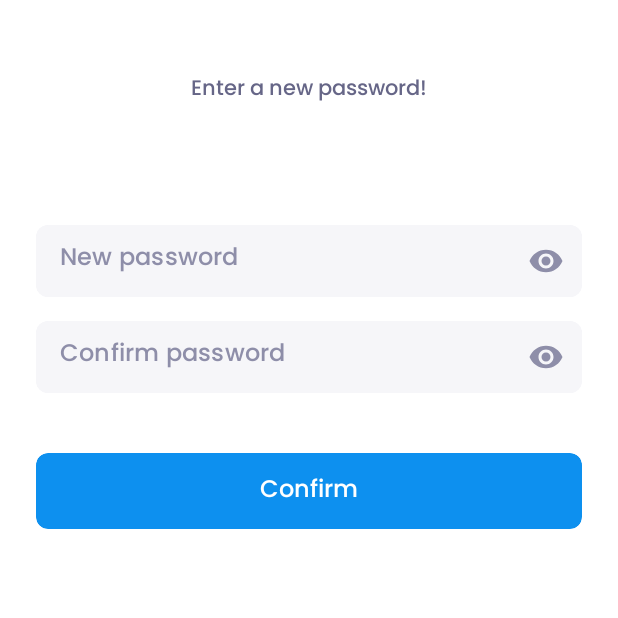
After one commit to mustafo898/baqlajon, an Android app: the fragment ResetFragment shown on its own in the app's theme, on a phone screen of 412 x 824 dp, the top half of it. The commit adds this screen. Run offline under Robolectric (Android 15) with nearby library versions, the phone set to English and light mode, and no system bars; our stand-ins replace data binding.

Commit message:
forgot password UI is done

```diff
--- /dev/null
+++ b/app/src/main/java/uz/rounded/baqlajon/presentation/ui/start/auth/forgot_password/ResetFragment.kt
@@ -0,0 +1,73 @@
+package uz.rounded.baqlajon.presentation.ui.start.auth.forgot_password
+
+import android.os.Bundle
+import android.view.LayoutInflater
+import android.view.View
+import android.view.ViewGroup
+import androidx.core.widget.addTextChangedListener
+import uz.rounded.baqlajon.R
+import uz.rounded.baqlajon.core.extensions.getColor
+import uz.rounded.baqlajon.core.extensions.gone
+import uz.rounded.baqlajon.core.extensions.navigate
+import uz.rounded.baqlajon.core.extensions.visible
+import uz.rounded.baqlajon.core.utils.SharedPreference
+import uz.rounded.baqlajon.databinding.FragmentResetBinding
+import uz.roundedllc.tmkeld.presentation.BaseFragment
+import javax.inject.Inject
+
+class ResetFragment : BaseFragment<FragmentResetBinding>() {
+    override fun createBinding(
+        inflater: LayoutInflater, container: ViewGroup?
+    ): FragmentResetBinding = FragmentResetBinding.inflate(inflater)
+
+    private var password = ""
+    private var confirmPassword = ""
+
+    @Inject
+    lateinit var shared: SharedPreference
+
+    override fun created(view: View, savedInstanceState: Bundle?) {
+
+        listener()
+    }
+
+    private fun validation(): Boolean {
+        return if (password.matches(".*[A-Za-z@#\$%^_\\d].*".toRegex()) && password.length >= 8 && password == confirmPassword) {
+            binding.next.cardView.setCardBackgroundColor(
+                getColor(
+                    requireContext(), R.color.main_blue
+                )
+            )
+            binding.rule.gone()
+            binding.next.cardView.isClickable = true
+            binding.next.cardView.setOnClickListener {
+                navigate(R.id.homeFragment)
+            }
+            true
+        } else {
+            binding.next.cardView.setCardBackgroundColor(
+                getColor(
+                    requireContext(), R.color.button_disabled
+                )
+            )
+            binding.rule.visible()
+            binding.rule.text = getString(R.string.password_rule)
+            binding.next.cardView.isClickable = false
+            false
+        }
+    }
+
+    private fun listener() {
+        binding.newPassword.addTextChangedListener {
+            password = it.toString()
+            shared.password = password
+            validation()
+        }
+
+        binding.confirmPassword.addTextChangedListener {
+            confirmPassword = it.toString()
+
+            validation()
+        }
+    }
+}
--- a/app/src/main/java/uz/rounded/baqlajon/presentation/ui/start/auth/login/LoginFragment.kt
+++ b/app/src/main/java/uz/rounded/baqlajon/presentation/ui/start/auth/login/LoginFragment.kt
@@ -32,6 +32,9 @@ class LoginFragment : BaseFragment<FragmentLoginBinding>() {
         binding.signUp.setOnClickListener {
             navigate(R.id.action_loginFragment_to_registrationFragment)
         }
+        binding.forgotPassword.setOnClickListener {
+            navigate(R.id.action_loginFragment_to_forgotPasswordFragment)
+        }
     }
 
 }
--- a/app/src/main/res/layout/fragment_login.xml
+++ b/app/src/main/res/layout/fragment_login.xml
@@ -57,8 +57,8 @@
                         android:layout_height="match_parent"
                         android:background="@color/grey7"
                         android:fontFamily="@font/regular_400"
+                        android:gravity="center_vertical"
                         android:hint="@string/password"
-                        android:gravity="center_vertical"
                         android:inputType="textPassword"
                         android:paddingHorizontal="16dp"
                         android:paddingVertical="12dp"
@@ -107,9 +107,9 @@
 
             <TextView
                 android:id="@+id/sign_up"
-                android:layout_marginStart="8dp"
                 android:layout_width="wrap_content"
                 android:layout_height="wrap_content"
+                android:layout_marginStart="8dp"
                 android:fontFamily="@font/medium_500"
                 android:text="@string/sign_up"
                 android:textColor="@color/blue"
--- /dev/null
+++ b/app/src/main/res/layout/fragment_reset.xml
@@ -0,0 +1,136 @@
+<?xml version="1.0" encoding="utf-8"?>
+<layout xmlns:android="http://schemas.android.com/apk/res/android"
+    xmlns:app="http://schemas.android.com/apk/res-auto"
+    xmlns:tools="http://schemas.android.com/tools">
+
+    <LinearLayout
+        android:layout_width="match_parent"
+        android:layout_height="match_parent"
+        android:background="@color/white"
+        android:orientation="vertical"
+        android:padding="24dp"
+        tools:context=".presentation.ui.start.auth.forgot_password.ResetFragment">
+
+        <TextView
+            android:id="@+id/number"
+            android:layout_width="match_parent"
+            android:layout_height="wrap_content"
+            android:layout_marginHorizontal="40dp"
+            android:layout_marginTop="24dp"
+            android:fontFamily="@font/poppins_500"
+            android:gravity="center"
+            android:lineHeight="21dp"
+            android:text="Enter a new password!"
+            android:textColor="@color/grey1"
+            android:textSize="14sp" />
+
+        <com.google.android.material.card.MaterialCardView
+            android:layout_width="match_parent"
+            android:layout_height="48dp"
+            android:layout_marginTop="78dp"
+            app:cardBackgroundColor="@color/grey7"
+            app:cardCornerRadius="8dp"
+            app:cardElevation="0dp">
+
+            <LinearLayout
+                android:layout_width="match_parent"
+                android:layout_height="match_parent"
+                android:gravity="center_vertical"
+                android:orientation="horizontal">
+
+                <com.google.android.material.textfield.TextInputLayout
+                    android:layout_width="match_parent"
+                    android:layout_height="wrap_content"
+                    app:boxStrokeWidth="0dp"
+                    app:boxStrokeWidthFocused="0dp"
+                    app:hintAnimationEnabled="false"
+                    app:hintEnabled="false"
+                    app:passwordToggleEnabled="true"
+                    app:passwordToggleTint="@color/grey2">
+
+                    <EditText
+                        android:id="@+id/new_password"
+                        android:layout_width="match_parent"
+                        android:layout_height="match_parent"
+                        android:background="@color/grey7"
+                        android:fontFamily="@font/poppins_500"
+                        android:gravity="center_vertical"
+                        android:hint="@string/new_password"
+                        android:inputType="textPassword"
+                        android:lineHeight="24dp"
+                        android:paddingHorizontal="16dp"
+                        android:paddingVertical="12dp"
+                        android:textColor="@color/black1"
+                        android:textColorHint="@color/grey2"
+                        android:textSize="16sp" />
+                </com.google.android.material.textfield.TextInputLayout>
+
+            </LinearLayout>
+
+        </com.google.android.material.card.MaterialCardView>
+
+        <com.google.android.material.card.MaterialCardView
+            android:layout_width="match_parent"
+            android:layout_height="48dp"
+            android:layout_marginTop="16dp"
+            app:cardBackgroundColor="@color/grey7"
+            app:cardCornerRadius="8dp"
+            app:cardElevation="0dp">
+
+            <LinearLayout
+                android:layout_width="match_parent"
+                android:layout_height="match_parent"
+                android:gravity="center_vertical"
+                android:orientation="horizontal">
+
+                <com.google.android.material.textfield.TextInputLayout
+                    android:layout_width="match_parent"
+                    android:layout_height="wrap_content"
+                    app:boxStrokeWidth="0dp"
+                    app:boxStrokeWidthFocused="0dp"
+                    app:hintAnimationEnabled="false"
+                    app:hintEnabled="false"
+                    app:passwordToggleEnabled="true"
+                    app:passwordToggleTint="@color/grey2">
+
+                    <EditText
+                        android:id="@+id/confirm_password"
+                        android:layout_width="match_parent"
+                        android:layout_height="match_parent"
+                        android:background="@color/grey7"
+                        android:fontFamily="@font/poppins_500"
+                        android:gravity="center_vertical"
+                        android:hint="@string/confirm_password"
+                        android:inputType="textPassword"
+                        android:lineHeight="24dp"
+                        android:paddingHorizontal="16dp"
+                        android:paddingVertical="12dp"
+                        android:textColor="@color/black1"
+                        android:textColorHint="@color/grey2"
+                        android:textSize="16sp" />
+                </com.google.android.material.textfield.TextInputLayout>
+
+            </LinearLayout>
+
+        </com.google.android.material.card.MaterialCardView>
+
+        <TextView
+            android:id="@+id/rule"
+            android:layout_width="match_parent"
+            android:layout_height="wrap_content"
+            android:layout_marginTop="16dp"
+            android:fontFamily="@font/roboto_400"
+            android:text="@string/password_rule"
+            android:textColor="@color/red"
+            android:textSize="12sp"
+            android:visibility="gone" />
+
+        <include
+            android:id="@+id/next"
+            layout="@layout/main_card"
+            android:layout_width="match_parent"
+            android:layout_height="wrap_content"
+            android:layout_marginTop="40dp"
+            app:name="@{@string/confirm}" />
+    </LinearLayout>
+</layout>
--- a/app/src/main/res/values-night/colors.xml
+++ b/app/src/main/res/values-night/colors.xml
@@ -7,4 +7,7 @@
     <color name="teal_700">#FF018786</color>
     <color name="black">#FF000000</color>
     <color name="white">#FFFFFFFF</color>
+    <color name="main_blue">#00AFFF</color>
+    <color name="button_disabled">#333333</color>
+
 </resources>
--- a/app/src/main/res/values/colors.xml
+++ b/app/src/main/res/values/colors.xml
@@ -26,6 +26,8 @@
     <color name="black2">#32324D</color>
     <color name="black3">#4A4A6A</color>
 
+    <color name="main_blue">#00AFFF</color>
+    <color name="button_disabled">#333333</color>
 
     <color name="yellow">#FD9E19</color>
 
--- a/app/src/main/res/values/strings.xml
+++ b/app/src/main/res/values/strings.xml
@@ -12,7 +12,9 @@
     <string name="sub_label">Our new videos make it easy for you to learn anywhere, there are new videos that will be ready to help you</string>
 
     <string name="login">Login</string>
+    <string name="send_code">Send Code</string>
     <string name="sign_up">Sign Up</string>
+    <string name="password_rule">Parol kamida 8 ta belgidan iborat bo\'lishi va maxsus belgi yoki raqamni o\'z ichiga olishi kerak</string>
 
     <string name="phone_number">Phone number</string>
     <string name="password">Password</string>
@@ -28,4 +30,6 @@
 
 
     <string name="confirm">Confirm</string>
+    <string name="new_password">New password</string>
+    <string name="confirm_password">Confirm password</string>
 </resources>
```
Also changed, not shown: app/src/main/java/uz/rounded/baqlajon/core/utils/SharedPreference.java (+11 -2 lines), app/src/main/java/uz/rounded/baqlajon/presentation/ui/start/auth/forgot_password/ForgotPasswordFragment.kt (added, +20 -0 lines), app/src/main/res/layout/fragment_forgot_password.xml (added, +81 -0 lines), app/src/main/res/navigation/start_navigation.xml (+21 -4 lines), app/src/main/res/font/poppins_500.ttf (added), app/src/main/res/font/roboto_400.ttf (added), app/src/main/res/font/roboto_500.ttf (added), app/src/main/res/font/roboto_700.ttf (added).
